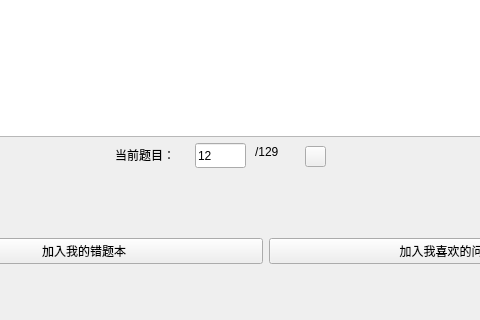
Harahan/BUAA-python-programming-2022-summer, file ui/Recite.ui: the form before one commit; both pictures show x 385 to 865 and y 354 to 674 of the 1200 by 755 pixel window.
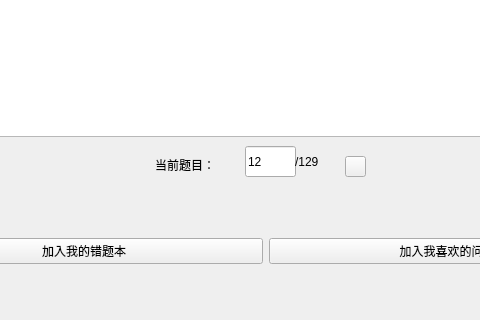
The form after the commit.

Diff of the .ui file:
```diff
--- a/ui/Recite.ui
+++ b/ui/Recite.ui
@@ -229,8 +229,8 @@
   <widget class="QLabel" name="currentScheduleLabel">
    <property name="geometry">
     <rect>
-     <x>500</x>
-     <y>500</y>
+     <x>540</x>
+     <y>510</y>
      <width>91</width>
      <height>18</height>
     </rect>
@@ -245,10 +245,10 @@
   <widget class="QLineEdit" name="questionNumberLineEdit">
    <property name="geometry">
     <rect>
-     <x>580</x>
-     <y>497</y>
+     <x>630</x>
+     <y>500</y>
      <width>51</width>
-     <height>25</height>
+     <height>31</height>
     </rect>
    </property>
    <property name="styleSheet">
@@ -261,8 +261,8 @@
   <widget class="QLabel" name="totQuestionLabel">
    <property name="geometry">
     <rect>
-     <x>640</x>
-     <y>497</y>
+     <x>680</x>
+     <y>507</y>
      <width>41</width>
      <height>18</height>
     </rect>
@@ -277,8 +277,8 @@
   <widget class="QPushButton" name="changeQuestionButton">
    <property name="geometry">
     <rect>
-     <x>690</x>
-     <y>500</y>
+     <x>730</x>
+     <y>510</y>
      <width>21</width>
      <height>21</height>
     </rect>
```
